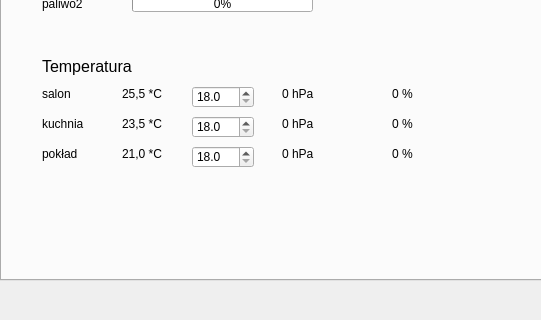
This is InteliHouse.ui in MateuszRosner/InteliHouse1.0 as Qt 5 draws it before an edit; both pictures show x 0 to 541 and y 200 to 520 of the 1026 by 520 pixel window. The edited form follows.
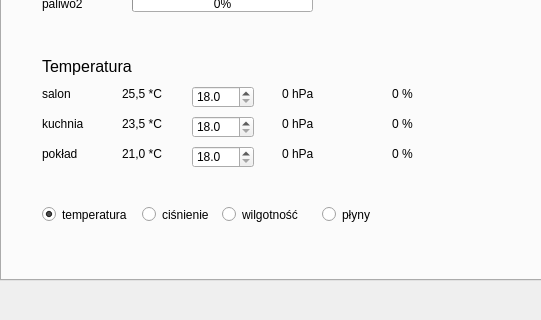
This is the edited form. The open tabs and pages were chosen to show the change. Custom widgets are drawn as their Qt base class.

Commit message: radio buttons

```diff
--- a/InteliHouse.ui
+++ b/InteliHouse.ui
@@ -1272,6 +1272,70 @@
        </rect>
       </property>
      </widget>
+     <widget class="QRadioButton" name="radioButtonTemp">
+      <property name="geometry">
+       <rect>
+        <x>40</x>
+        <y>380</y>
+        <width>101</width>
+        <height>17</height>
+       </rect>
+      </property>
+      <property name="text">
+       <string>temperatura</string>
+      </property>
+      <property name="checked">
+       <bool>true</bool>
+      </property>
+     </widget>
+     <widget class="QRadioButton" name="radioButtonPress">
+      <property name="geometry">
+       <rect>
+        <x>140</x>
+        <y>380</y>
+        <width>101</width>
+        <height>17</height>
+       </rect>
+      </property>
+      <property name="text">
+       <string>ciśnienie</string>
+      </property>
+      <property name="checked">
+       <bool>false</bool>
+      </property>
+     </widget>
+     <widget class="QRadioButton" name="radioButtonHumid">
+      <property name="geometry">
+       <rect>
+        <x>220</x>
+        <y>380</y>
+        <width>101</width>
+        <height>17</height>
+       </rect>
+      </property>
+      <property name="text">
+       <string>wilgotność</string>
+      </property>
+      <property name="checked">
+       <bool>false</bool>
+      </property>
+     </widget>
+     <widget class="QRadioButton" name="radioButtonLiquids">
+      <property name="geometry">
+       <rect>
+        <x>320</x>
+        <y>380</y>
+        <width>101</width>
+        <height>17</height>
+       </rect>
+      </property>
+      <property name="text">
+       <string>płyny</string>
+      </property>
+      <property name="checked">
+       <bool>false</bool>
+      </property>
+     </widget>
     </widget>
    </widget>
   </widget>
```
Left out of the diff: 2 changed lines with no effect on the pictures. The commit also changes 2 other files.
